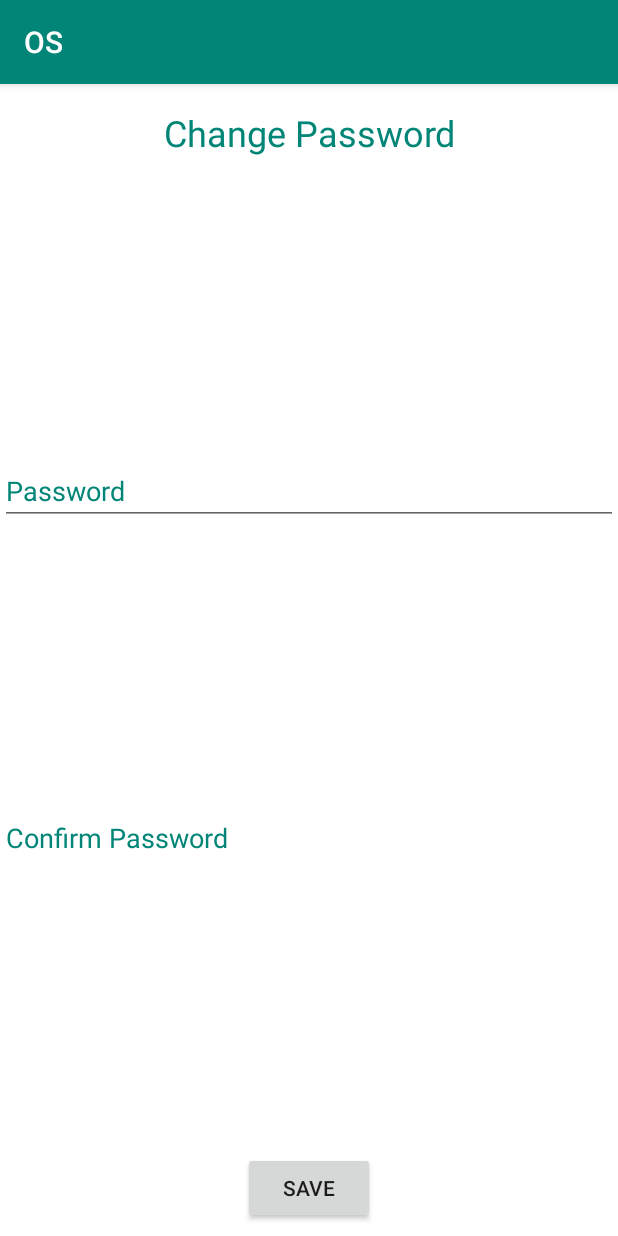
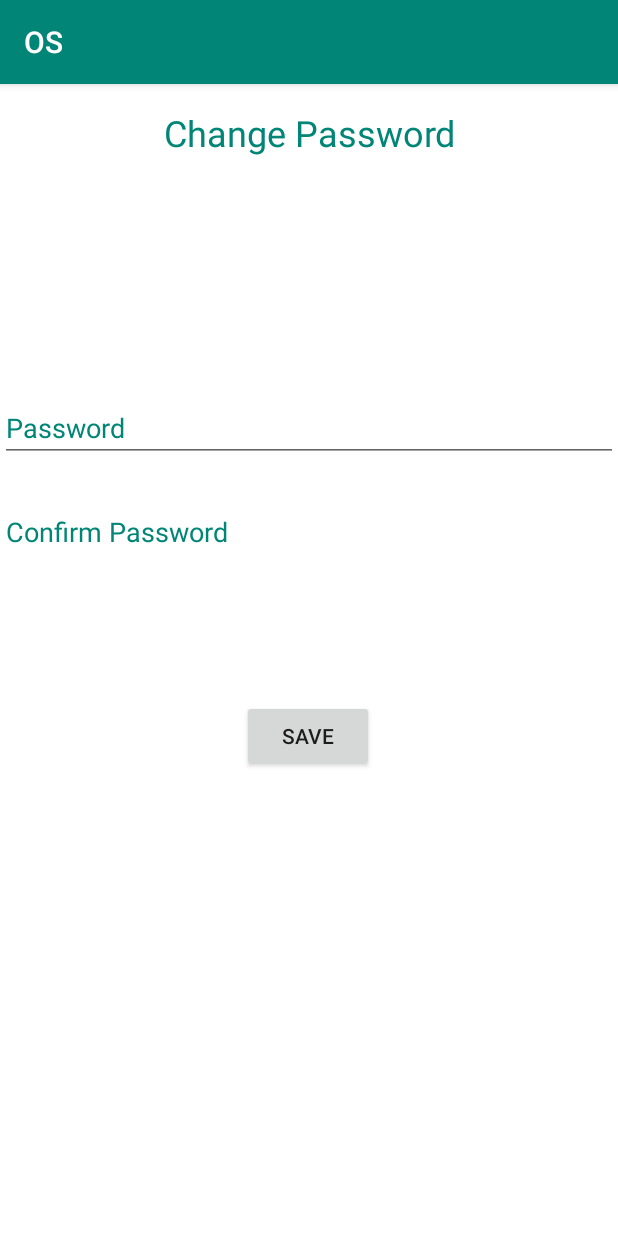
Before and after one commit to Ghaihab/mobile_erp, an Android app: the PasswordActivity screen opened directly, with no data from a screen before it, on a phone screen of 412 x 824 dp. Run offline under Robolectric (Android 15) with nearby library versions, the phone set to English and light mode, and no system bars.

Commit message:
love you

```diff
--- a/app/src/main/res/layout/change_password.xml
+++ b/app/src/main/res/layout/change_password.xml
@@ -26,44 +26,41 @@
         android:id="@+id/confirm_password"
         android:layout_width="match_parent"
         android:layout_height="wrap_content"
+        android:layout_marginTop="24dp"
         android:ems="10"
         android:hint="Confirm Password"
         android:textColor="@color/colorPrimary"
         android:textColorHint="@color/colorPrimary"
-        app:layout_constraintBottom_toTopOf="@+id/save"
-        app:layout_constraintEnd_toEndOf="parent"
-        app:layout_constraintHorizontal_bias="0.5"
-        app:layout_constraintStart_toStartOf="parent"
-        app:layout_constraintTop_toBottomOf="@+id/password" />
+        app:layout_constraintTop_toBottomOf="@+id/password"
+        tools:layout_editor_absoluteX="0dp" />
 
     <EditText
         android:id="@+id/password"
         android:layout_width="match_parent"
-        android:layout_height="wrap_content"
+        android:layout_height="42dp"
+        android:layout_marginTop="148dp"
         android:ems="10"
         android:hint="Password"
         android:textColor="@color/colorPrimary"
         android:textColorHint="@color/colorPrimary"
-        app:layout_constraintBottom_toTopOf="@+id/confirm_password"
-        app:layout_constraintEnd_toEndOf="parent"
-        app:layout_constraintHorizontal_bias="0.5"
-        app:layout_constraintStart_toStartOf="parent"
-        app:layout_constraintTop_toBottomOf="@+id/textView3" />
+        app:layout_constraintTop_toBottomOf="@+id/textView3"
+        tools:layout_editor_absoluteX="0dp" />
 
     <Button
         android:id="@+id/save"
         android:layout_width="wrap_content"
         android:layout_height="wrap_content"
-        android:layout_marginBottom="8dp"
+        android:layout_marginStart="8dp"
+        android:layout_marginLeft="8dp"
+        android:layout_marginTop="87dp"
         android:layout_marginEnd="8dp"
-        android:layout_marginLeft="8dp"
         android:layout_marginRight="8dp"
-        android:layout_marginStart="8dp"
-        android:layout_marginTop="8dp"
+        android:layout_marginBottom="308dp"
         android:text="save"
         app:layout_constraintBottom_toBottomOf="parent"
         app:layout_constraintEnd_toEndOf="parent"
+        app:layout_constraintHorizontal_bias="0.498"
         app:layout_constraintStart_toStartOf="parent"
-        app:layout_constraintTop_toBottomOf="@+id/button" />
+        app:layout_constraintTop_toBottomOf="@+id/confirm_password" />
 
 </android.support.constraint.ConstraintLayout>
--- a/app/src/main/res/layout/main.xml
+++ b/app/src/main/res/layout/main.xml
@@ -142,8 +142,12 @@
         android:layout_marginEnd="8dp"
         android:layout_marginRight="8dp"
         android:onClick="buttonPersonalnformation"
+        android:shadowColor="@color/colorAccent"
         android:text="Personal Information"
         android:textColor="#000000"
+        android:textColorHighlight="@color/colorAccent"
+        android:textColorHint="@color/colorAccent"
+        android:textColorLink="@color/colorAccent"
         app:layout_constraintEnd_toEndOf="parent"
         app:layout_constraintHorizontal_bias="0.0"
         app:layout_constraintStart_toStartOf="parent"
```
Also changed, not shown: app/src/main/res/layout/certification.xml (+5 -10 lines).
